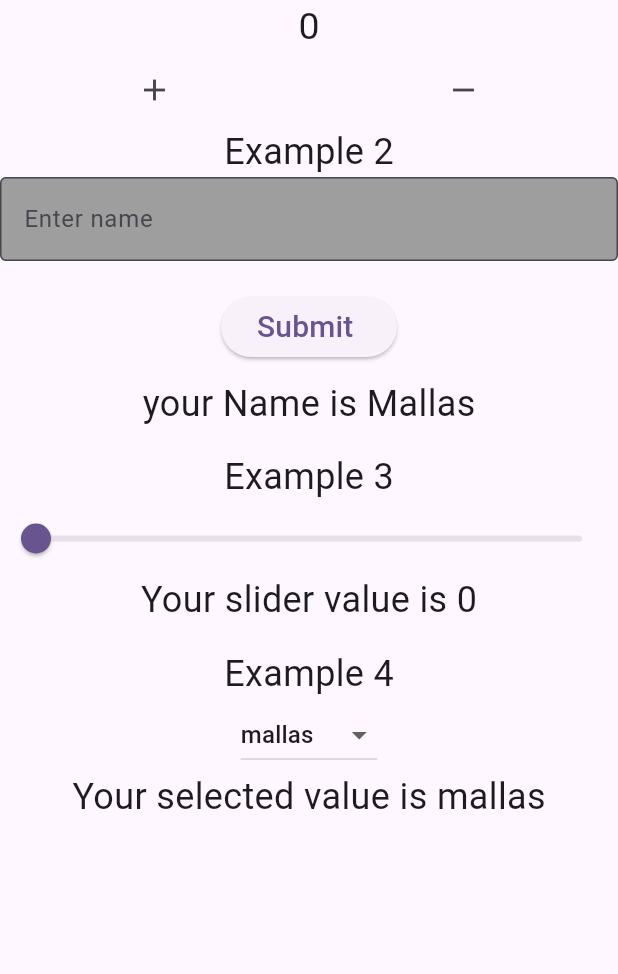
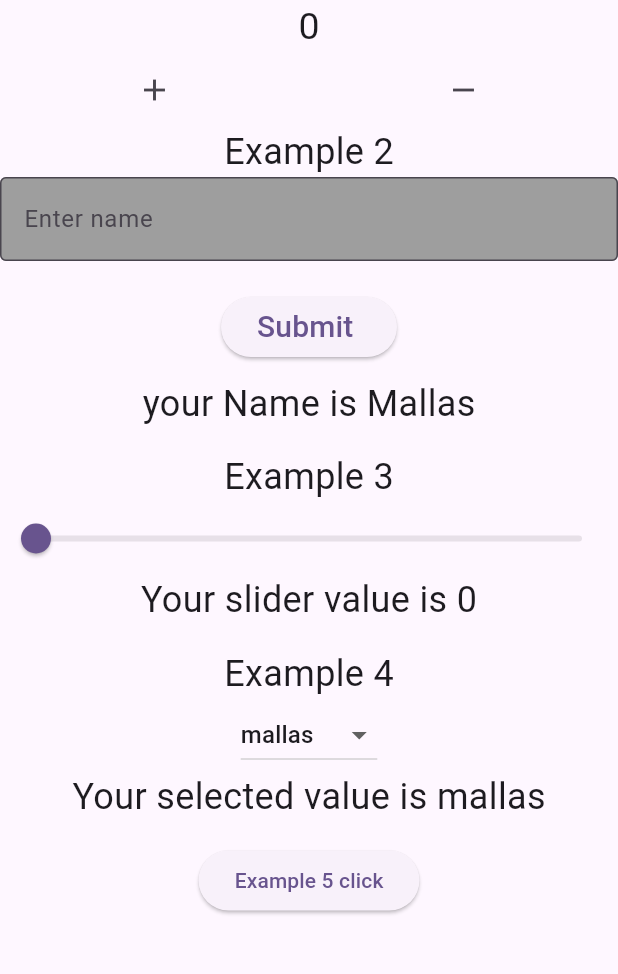
Before and after one commit to mallasmustafa/getxStateManagment_example, a Flutter app: the screen it shows after launch, on a phone screen of 412 x 824 dp, the part 84-1058 px from its top. Run offline on Flutter 3.47's test engine with Material 3 defaults, Android fonts, the phone set to English and light mode, and no system bars; our stand-ins replace get.

Commit message:
add one new example getx

```diff
--- a/lib/example.dart
+++ b/lib/example.dart
@@ -3,6 +3,7 @@ import 'package:get/get.dart';
 import 'package:getx_example/example2.dart';
 import 'package:getx_example/example3.dart';
 import 'package:getx_example/example4.dart';
+import 'package:getx_example/example5.dart';
 import 'package:getx_example/example_controller.dart';
 
 class Example extends StatelessWidget {
@@ -45,7 +46,13 @@ class Example extends StatelessWidget {
             SizedBox(height: 15),
             Example3(),
             SizedBox(height: 15),
-            Example4()
+            Example4(),
+            SizedBox(height: 15),
+            ElevatedButton(
+                onPressed: () {
+                  Get.to(Example5());
+                },
+                child: Text("Example 5 click"))
           ],
         ),
       ),
--- a/lib/example_controller.dart
+++ b/lib/example_controller.dart
@@ -7,9 +7,19 @@ class ExampleController extends GetxController {
   RxDouble sliderValue = 0.0.obs;
   TextEditingController textController = TextEditingController();
   RxString selectedValue = "mallas".obs;
+  List<String> fruitList = ["orange", "apple", "banana", "mango"].obs;
+  List<dynamic> emptyList = [].obs;
 
   void nameFunction() {
     name.value = textController.text;
     textController.clear();
   }
+
+  addFavourite(String value) {
+    emptyList.add(value);
+  }
+
+  removeFavourite(String value) {
+    emptyList.remove(value);
+  }
 }
--- a/lib/main.dart
+++ b/lib/main.dart
@@ -1,4 +1,5 @@
 import 'package:flutter/material.dart';
+import 'package:get/get.dart';
 import 'package:getx_example/example.dart';
 
 void main() {
@@ -11,7 +12,7 @@ class MyApp extends StatelessWidget {
   // This widget is the root of your application.
   @override
   Widget build(BuildContext context) {
-    return MaterialApp(
+    return GetMaterialApp(
       title: 'Flutter Demo',
       theme: ThemeData(
 
```
Also changed, not shown: lib/example5.dart (added, +44 -0 lines).
